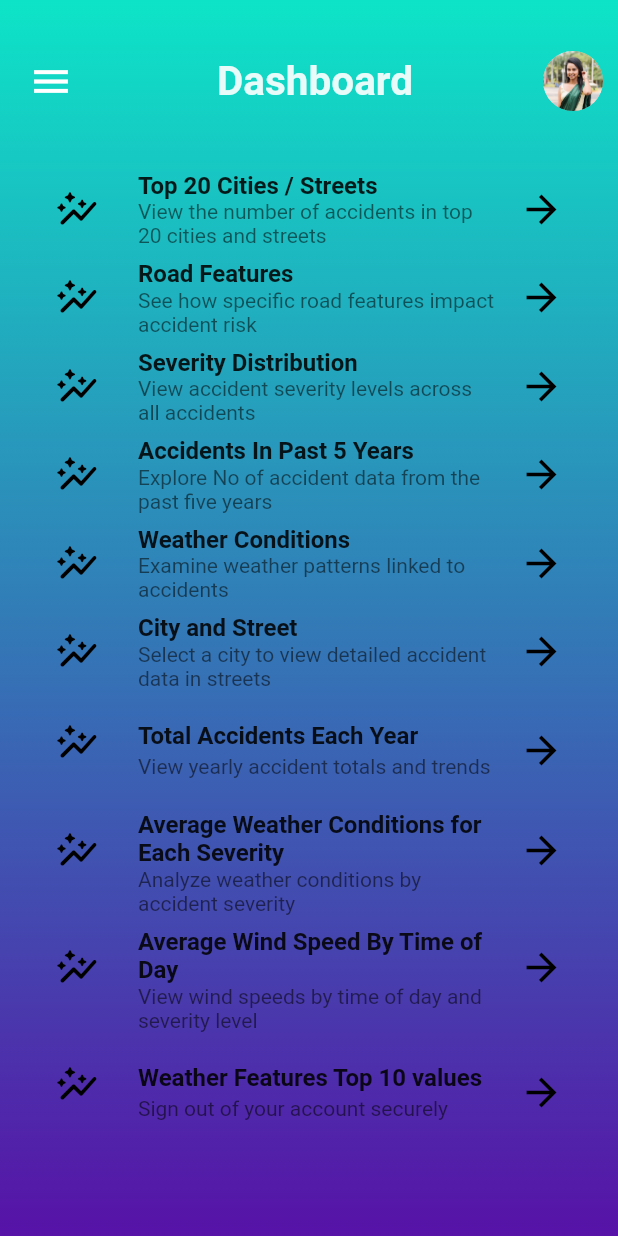
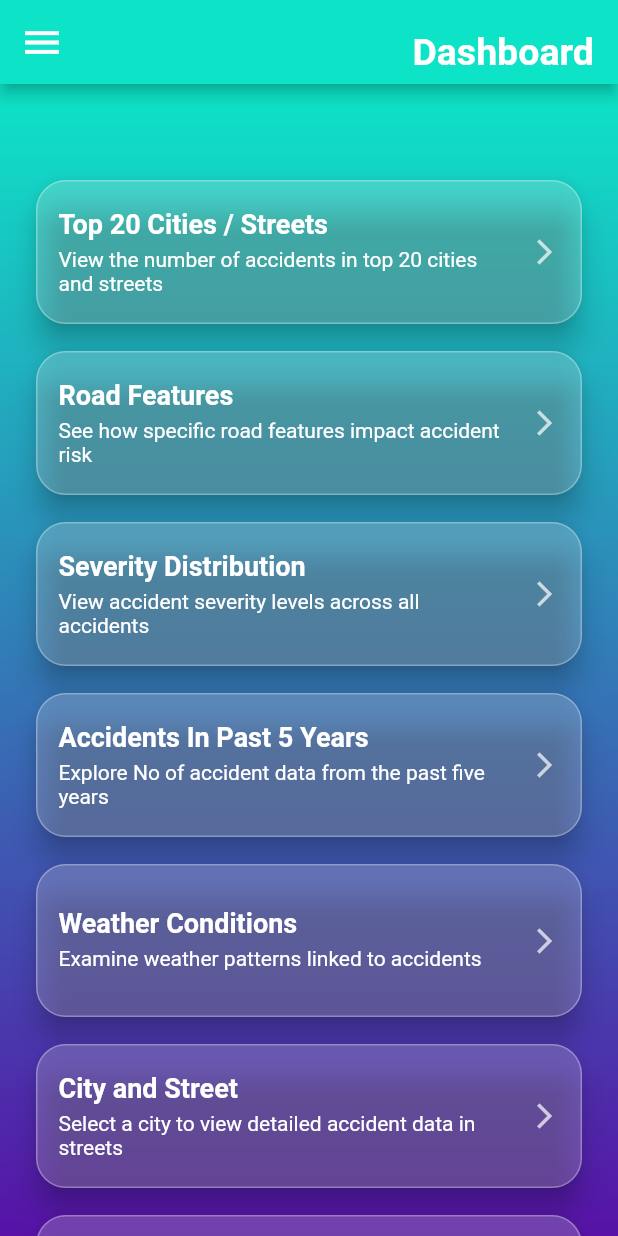
Before and after one commit to Judy0817/SafeSync-Mobile-App, a Flutter app: the HomeScreen screen opened directly, after a tap on "Dashboard", on a phone screen of 412 x 824 dp. Run offline on Flutter 3.47's test engine with Material 2 defaults, Android fonts, the phone set to English and light mode, and no system bars; our stand-ins replace carousel_slider, firebase_auth, firebase_core, font_awesome_flutter, syncfusion_flutter_charts; accounts and stored records are empty; network calls fail.

Commit message:
updated some css

```diff
--- a/lib/Reusable/reusable.dart
+++ b/lib/Reusable/reusable.dart
@@ -106,22 +106,6 @@ Row menuBar(BuildContext context, String text ){
           fontWeight: FontWeight.bold,
           fontSize: 27
       ),),
-      GestureDetector(
-        onTap: (){
-          Navigator.push(
-            context,
-              MaterialPageRoute(
-                builder: (context) => const signIn(),
-              )
-          );
-        },
-        child: CircleAvatar(
-            radius: 20,
-            backgroundColor: Colors.white.withOpacity(0.5),
-            backgroundImage: AssetImage('assets/images/mySaree_Up.jpg'),
-
-        ),
-      )
 
     ],
   );
--- a/lib/Screens/dashboard.dart
+++ b/lib/Screens/dashboard.dart
@@ -29,9 +29,70 @@ class _DashboardState extends State<Dashboard> {
     print('Navigating to $route');
   }
 
+  Widget cardTile(String title, String subtitle, String route) {
+    return Card(
+      elevation: 8,
+      color: Colors.white.withOpacity(0.2),  // Transparent background for the card
+      shape: RoundedRectangleBorder(
+        borderRadius: BorderRadius.circular(20),
+        side: BorderSide(color: Colors.white.withOpacity(0.3)), // Transparent border
+      ),
+      child: ListTile(
+        contentPadding: const EdgeInsets.all(15),
+        title: Text(
+          title,
+          style: TextStyle(
+            fontWeight: FontWeight.bold,
+            fontSize: 18,
+            color: Colors.white,  // White text for better contrast
+          ),
+        ),
+        subtitle: Padding(
+          padding: const EdgeInsets.only(top: 5),
+          child: Text(
+            subtitle,
+            style: TextStyle(
+              fontSize: 14,
+              color: Colors.white,  // Slightly transparent subtitle text
+            ),
+          ),
+        ),
+        trailing: Icon(
+          Icons.arrow_forward_ios,
+          size: 20,
+          color: Colors.white.withOpacity(0.7),  // Transparent icon color
+        ),
+        onTap: () => _navigateToPage(context, route),
+      ),
+    );
+  }
+
   @override
   Widget build(BuildContext context) {
     return Scaffold(
+      appBar: AppBar(
+        backgroundColor: Color(0xFF0DE4C7),  // Transparent AppBar
+        leading: IconButton(
+          icon: Icon(Icons.menu, size: 30, color: Colors.white), // Menu icon
+          onPressed: () {
+            // Handle the menu button press action here
+            print('Menu button pressed');
+          },
+        ),
+        actions: [
+          Padding(
+            padding: EdgeInsets.only(right: 16.0, top: 20), // Optional padding to add space from the right edge
+            child: Text(
+              'Dashboard',
+              style: TextStyle(
+                color: Colors.white, // Text color
+                fontWeight: FontWeight.bold, // Bold text
+                fontSize: 25, // Text size
+              ),
+            ),
+          ),
+        ],
+      ),
       body: Container(
         width: MediaQuery.of(context).size.width,
         height: MediaQuery.of(context).size.height,
@@ -45,20 +106,8 @@ class _DashboardState extends State<Dashboard> {
             ],
           ),
         ),
-        child: Stack(
-          children: [
-            Positioned(
-              top: 0,
-              left: 0,
-              right: 0,
-              child: Container(
-                padding: EdgeInsets.fromLTRB(10, 30, 10, 0),
-                color: Colors.transparent, // Change if you want a different background for the menu bar
-                child: menuBar(context, "Dashboard"),
-              ),
-            ),
-            Padding(
-              padding: EdgeInsets.only(top: 90), // Adjust this value based on the height of your menu bar
+        child: Padding(
+          padding: const EdgeInsets.only(top: 40),
           child: SingleChildScrollView(
             child: Padding(
               padding: EdgeInsets.symmetric(horizontal: 20),
@@ -66,35 +115,17 @@ class _DashboardState extends State<Dashboard> {
                 children: [
                   SizedBox(height: 20),
                   ListView.builder(
-                        shrinkWrap: true, // Allows ListView to take only the space it needs
-                        physics: NeverScrollableScrollPhysics(), // Prevents inner scrolling, allowing parent scroll
+                    shrinkWrap: true,
+                    physics: NeverScrollableScrollPhysics(),
                     itemCount: items.length,
                     itemBuilder: (context, index) {
-                          return ListTile(
-                            leading: IconTheme(
-                              data: IconThemeData(
-                                color: Colors.black, // Change the color if needed
-                                size: 30, // Change the size if needed
+                      return Padding(
+                        padding: const EdgeInsets.only(bottom: 10),
+                        child: cardTile(
+                          items[index]['title']!,
+                          items[index]['subtitle']!,
+                          items[index]['route']!,
                         ),
-                              child: Icon(Icons.auto_graph_rounded),
-                            ),
-                            title: Text(
-                              items[index]['title']!,
-                              style: TextStyle(
-                                fontWeight: FontWeight.bold,
-                              ),
-                            ),
-                            subtitle: Text(items[index]['subtitle']!),
-                            trailing: IconTheme(
-                              data: IconThemeData(
-                                color: Colors.black, // Change the color if needed
-                                size: 30, // Change the size if needed
-                              ),
-                              child: Icon(Icons.arrow_forward),
-                            ),
-                            onTap: () {
-                              _navigateToPage(context, items[index]['route']);
-                            },
                       );
                     },
                   ),
@@ -103,8 +134,6 @@ class _DashboardState extends State<Dashboard> {
             ),
           ),
         ),
-          ],
-        ),
       ),
     );
   }
--- a/lib/Screens/homeScreen.dart
+++ b/lib/Screens/homeScreen.dart
@@ -1,6 +1,7 @@
 import 'package:accident_prediction/Screens/signIn.dart';
 import 'package:flutter/material.dart';
 import 'package:carousel_slider/carousel_slider.dart';
+import '../Reusable/color_utilis.dart';
 import '../Reusable/reusable.dart';
 import 'Alert monitor/notify.dart';
 import 'dashboard.dart';
@@ -17,6 +18,16 @@ class _HomeScreenState extends State<HomeScreen> {
   @override
   Widget build(BuildContext context) {
     return Scaffold(
+      appBar: AppBar(
+        backgroundColor: Color(0xFF0DE4C7),
+        leading: IconButton(
+          icon: Icon(Icons.menu, size: 30, color: Colors.white), // Menu icon
+          onPressed: () {
+            // Handle the menu button press action here
+            print('Menu button pressed');
+          },
+        ),
+      ),
       body: Container(
         width: MediaQuery.of(context).size.width,
         height: MediaQuery.of(context).size.height,
@@ -32,18 +43,8 @@ class _HomeScreenState extends State<HomeScreen> {
         ),
         child: Stack(
           children: [
-            Positioned(
-              top: 0,
-              left: 0,
-              right: 0,
-              child: Container(
-                padding: EdgeInsets.fromLTRB(10, 30, 10, 0),
-                color: Colors.transparent, // Change if you want a different background for the menu bar
-                child: menuBar(context, "SafeSync"),
-              ),
-            ),
             Padding(
-              padding: EdgeInsets.only(top: 100), // Adjust this value based on the height of your menu bar
+              padding: EdgeInsets.only(top: 30), // Adjust this value based on the height of your menu bar
               child: SingleChildScrollView(
                 child: Padding(
                   padding: EdgeInsets.fromLTRB(10, 0, 10, 0),
@@ -67,7 +68,7 @@ class _HomeScreenState extends State<HomeScreen> {
                                     );
                                   },
                                   child: swapCard(
-                                    "Route Selection",
+                                    "Route Planner",
                                     "You can select your route safely!",
                                     Color(0xFF5712A7),
                                     'assets/images/route.png',
@@ -118,7 +119,7 @@ class _HomeScreenState extends State<HomeScreen> {
                                     );
                                   },
                                   child: swapCard(
-                                    "Text 4",
+                                    "Give Feedback",
                                     "Route Selection",
                                     Color(0xFF0DE4C7),
                                     'assets/images/twocar.png',
```
Also changed, not shown: lib/Reusable/color_utilis.dart (added, +9 -0 lines), lib/Screens/Route Selection/map.dart (+54 -22 lines), lib/Screens/Route Selection/route.dart (+13 -23 lines). Lines whose indentation alone changed are shown as unchanged.
